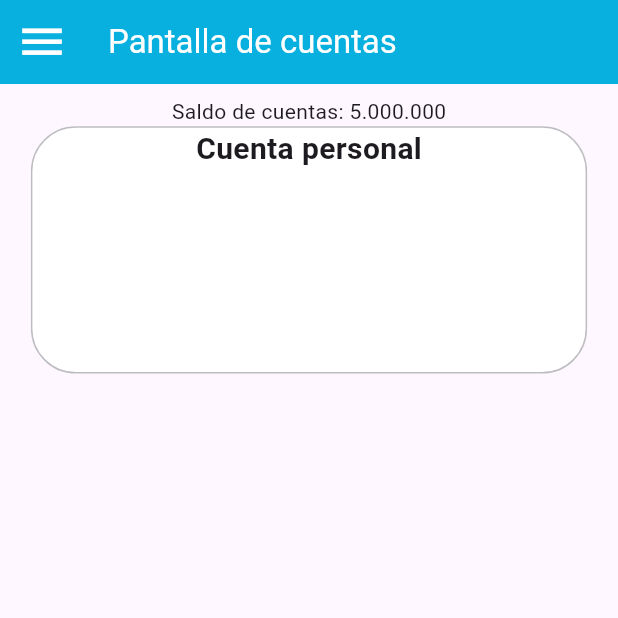
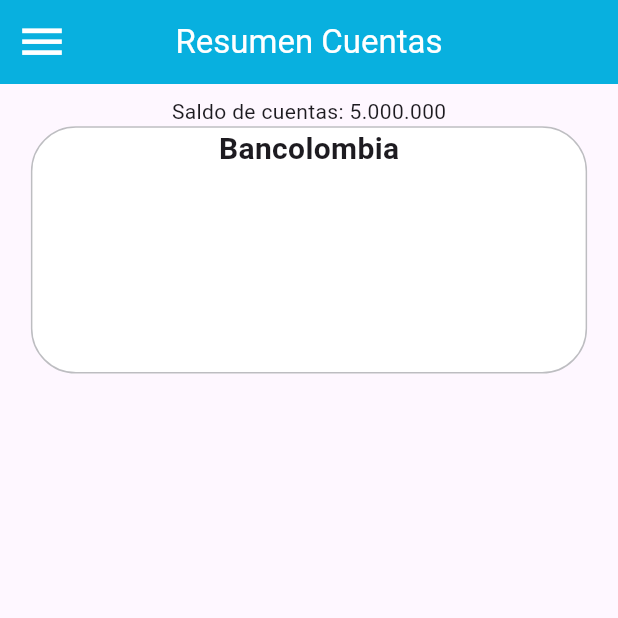
Before and after one commit to softdimo/wapig, a Flutter app: the CuentasScreen screen opened directly, on a phone screen of 412 x 824 dp, the top half of it. Run offline on Flutter 3.47's test engine with Material 3 defaults, Android fonts, the phone set to English and light mode, and no system bars; Roboto replaces fonts that are missing (Sansita).

Commit message:
centrado de titulo ppal

```diff
--- a/lib/presentation/screens/cuentas_screen.dart
+++ b/lib/presentation/screens/cuentas_screen.dart
@@ -19,9 +19,10 @@ class _CuentasScreenState extends State<CuentasScreen> {
     return Scaffold(
       appBar: AppBar(
         title: const Text(
-          'Pantalla de cuentas',
+          'Resumen Cuentas',
           style: TextStyle(color: Colors.white),
         ),
+        centerTitle: true,
         backgroundColor: const Color.fromARGB(255, 8, 176, 223),
         iconTheme: const IconThemeData(
           color: Colors.white,
@@ -51,7 +52,7 @@ class _CuentasScreenState extends State<CuentasScreen> {
                 child: Column(
                   children: [
                     TitleName(
-                      welcomeText: 'Cuenta personal',
+                      welcomeText: 'Bancolombia',
                       fontSize: 20,
                       paddingTop: 0,
                       paddingBottom: 10,
```
